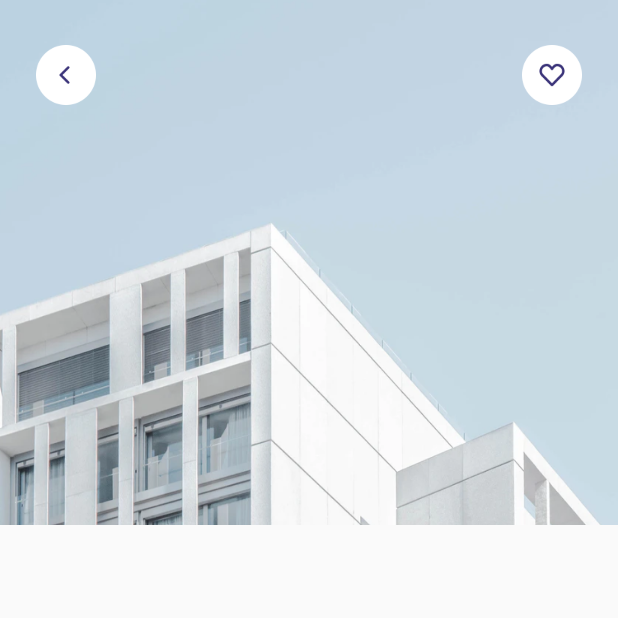
After one commit to parhanhambali/cozy, a Flutter app: the HomePage screen opened directly, after a tap on an icon or button, on a phone screen of 412 x 824 dp, the top half of it. The commit adds this screen. Run offline on Flutter 3.47's test engine with Material 2 defaults, Android fonts, the phone set to English and light mode, and no system bars; our stand-ins replace google_fonts.

Commit message:
tambah detail page, tambah images, tambah file detail_page

```diff
--- a/lib/models/space.dart
+++ b/lib/models/space.dart
@@ -2,7 +2,7 @@ class Space {
   int id;
   String name;
   String imageUrl;
-  double price;
+  int price;
   String city;
   String country;
   int rating;
--- /dev/null
+++ b/lib/pages/detail_page.dart
@@ -0,0 +1,47 @@
+import 'package:bwa_cozy/theme.dart';
+import 'package:flutter/material.dart';
+
+class DetailPage extends StatelessWidget {
+  @override
+  Widget build(BuildContext context) {
+    return Scaffold(
+      body: SafeArea(
+        bottom: false,
+        child: Stack(
+          children: [
+            Image.asset(
+              'assets/images/thumbnail.png',
+              width: MediaQuery.of(context).size.width,
+              height: 350,
+              fit: BoxFit.cover,
+            ),
+            Padding(
+              padding: EdgeInsets.symmetric(
+                horizontal: edge,
+                vertical: 30,
+              ),
+              child: Row(
+                mainAxisAlignment: MainAxisAlignment.spaceBetween,
+                children: [
+                  InkWell(
+                    onTap: () {
+                      Navigator.pop(context);
+                    },
+                    child: Image.asset(
+                      'assets/images/btn_back.png',
+                      width: 40,
+                    ),
+                  ),
+                  Image.asset(
+                    'assets/images/btn_wishlist.png',
+                    width: 40,
+                  )
+                ],
+              ),
+            ),
+          ],
+        ),
+      ),
+    );
+  }
+}
--- a/lib/widgets/space_cart.dart
+++ b/lib/widgets/space_cart.dart
@@ -1,16 +1,24 @@
+import 'package:bwa_cozy/pages/detail_page.dart';
 import 'package:bwa_cozy/theme.dart';
 import 'package:bwa_cozy/models/space.dart';
 import 'package:flutter/material.dart';
 
 class SpaceCard extends StatelessWidget {
-
   final Space space;
 
   SpaceCard(this.space);
 
   @override
   Widget build(BuildContext context) {
-    return Row(
+    return InkWell(
+      onTap: () {
+        Navigator.push(
+            context,
+            MaterialPageRoute(
+              builder: (context) => DetailPage(),
+            ));
+      },
+      child: Row(
         children: [
           ClipRRect(
             borderRadius: BorderRadius.circular(18),
@@ -96,6 +104,7 @@ class SpaceCard extends StatelessWidget {
             ],
           ),
         ],
+      ),
     );
   }
 }
```
Also changed, not shown: assets/images/thumbnail.png (added). Lines whose indentation alone changed are shown as unchanged.
